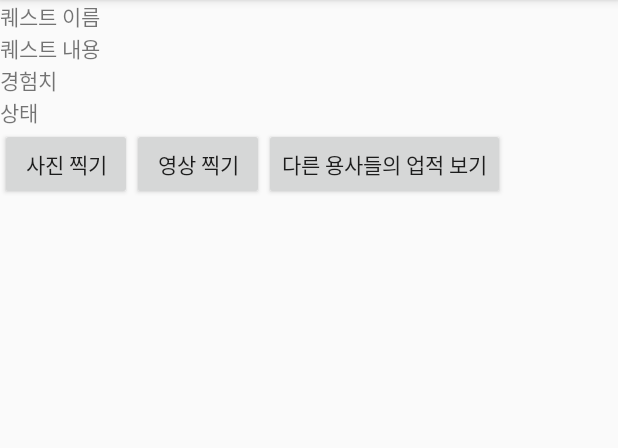
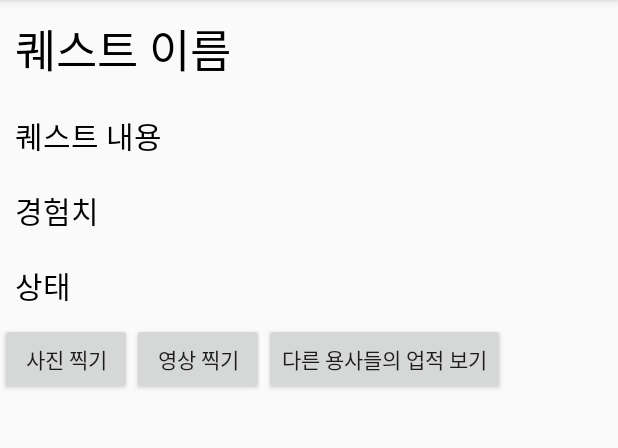
Before and after one commit to iicdii/Myongdventure, an Android app: the MyQuestDetailActivity screen opened directly, with no data from a screen before it, on a phone screen of 412 x 824 dp, the part 84-532 px from its top. Run offline under Robolectric (Android 15) with nearby library versions, the phone set to English and light mode, and no system bars; our stand-ins replace Firebase (no records; nobody signed in at launch, a user with empty details on screens opened directly); libraries missing offline, so code that uses them is left out: com.firebase.ui.

Commit message:
사진 영상 촬영 업데이트

```diff
--- a/app/src/main/java/com/myongji/myongdventure/dialog/ConfirmUploadPictureDialog.java
+++ b/app/src/main/java/com/myongji/myongdventure/dialog/ConfirmUploadPictureDialog.java
@@ -25,7 +25,6 @@ import com.google.firebase.storage.StorageReference;
 import com.google.firebase.storage.UploadTask;
 import com.myongji.myongdventure.R;
 import com.myongji.myongdventure.enums.Status;
-import com.myongji.myongdventure.schema.UserQuest;
 
 import java.io.File;
 
@@ -94,10 +93,10 @@ public class ConfirmUploadPictureDialog extends Dialog {
                     @Override
                     public void onSuccess(UploadTask.TaskSnapshot taskSnapshot) {
                         // taskSnapshot.getMetadata() contains file metadata such as size, content-type, and download URL.
-//                        Uri downloadUrl = taskSnapshot.getDownloadUrl();
+                        Uri downloadUrl = taskSnapshot.getDownloadUrl();
                         Toast.makeText(getContext(), "이미지 업로드 성공", Toast.LENGTH_SHORT).show();
 
-                        myRef.child("userQuests").child(userId).child(uid).child("imageUrl").setValue(file);
+                        myRef.child("userQuests").child(userId).child(uid).child("imageUrl").setValue(downloadUrl.toString());
                         myRef.child("userQuests").child(userId).child(uid).child("status").setValue(Status.DONE);
                     }
                 });
--- a/app/src/main/java/com/myongji/myongdventure/dialog/ConfirmUploadVideoDialog.java
+++ b/app/src/main/java/com/myongji/myongdventure/dialog/ConfirmUploadVideoDialog.java
@@ -91,10 +91,10 @@ public class ConfirmUploadVideoDialog extends Dialog {
                     @Override
                     public void onSuccess(UploadTask.TaskSnapshot taskSnapshot) {
                         // taskSnapshot.getMetadata() contains file metadata such as size, content-type, and download URL.
-//                        Uri downloadUrl = taskSnapshot.getDownloadUrl();
+                        Uri downloadUrl = taskSnapshot.getDownloadUrl();
                         Toast.makeText(getContext(), "영상 업로드 성공", Toast.LENGTH_SHORT).show();
 
-                        myRef.child("userQuests").child(userId).child(uid).child("imageUrl").setValue(file);
+                        myRef.child("userQuests").child(userId).child(uid).child("videoUrl").setValue(downloadUrl.toString());
                         myRef.child("userQuests").child(userId).child(uid).child("status").setValue(Status.DONE);
                     }
                 });
--- a/app/src/main/res/layout/activity_my_quest_detail.xml
+++ b/app/src/main/res/layout/activity_my_quest_detail.xml
@@ -12,18 +12,27 @@
         android:layout_width="wrap_content"
         android:layout_height="wrap_content"
         android:id="@+id/tv_title"
+        android:padding="10dp"
+        android:textColor="#000"
+        android:textSize="30sp"
         android:text="퀘스트 이름"/>
 
     <TextView
         android:layout_width="wrap_content"
         android:layout_height="wrap_content"
         android:id="@+id/tv_content"
+        android:padding="10dp"
+        android:textColor="#000"
+        android:textSize="20sp"
         android:text="퀘스트 내용"/>
 
     <TextView
         android:layout_width="wrap_content"
         android:layout_height="wrap_content"
         android:id="@+id/tv_exp"
+        android:padding="10dp"
+        android:textColor="#000"
+        android:textSize="20sp"
         android:text="경험치"/>
 
     <LinearLayout
@@ -33,12 +42,17 @@
         <TextView
             android:layout_width="wrap_content"
             android:layout_height="wrap_content"
+            android:padding="10dp"
+            android:textColor="#000"
+            android:textSize="20sp"
             android:text="상태"/>
 
         <TextView
             android:layout_width="wrap_content"
             android:layout_height="wrap_content"
             android:id="@+id/tv_status"
+            android:textColor="#000"
+            android:textSize="20sp"
             android:text=""/>
 
     </LinearLayout>
```
